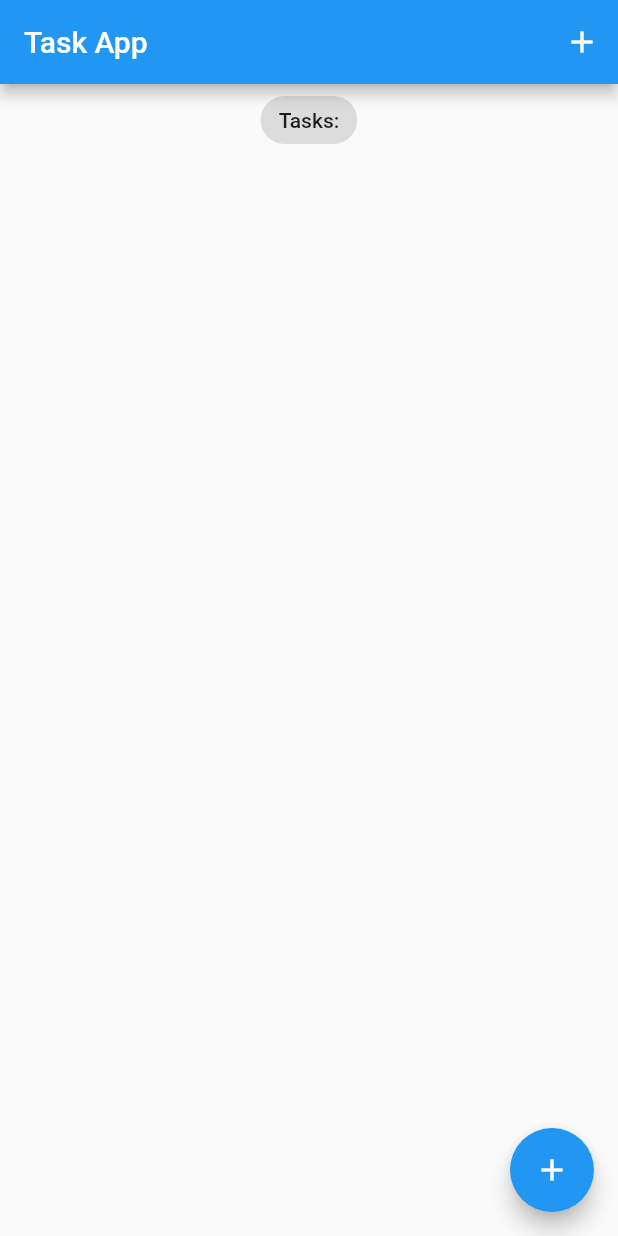
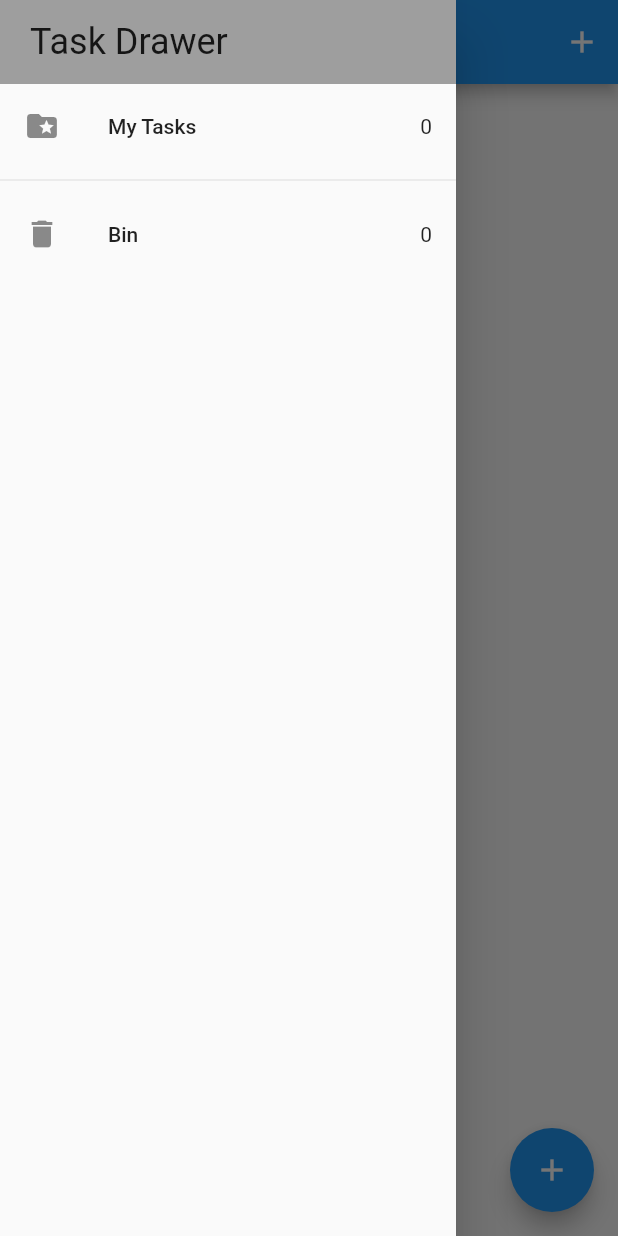
Before and after one commit to Messi002/Flutter-Task-app, a Flutter app: the screen it shows after launch, with the side drawer open (before the commit the screen has no drawer), on a phone screen of 412 x 824 dp. Run offline on Flutter 3.47's test engine with Material 2 defaults, Android fonts, the phone set to English and light mode, and no system bars; our stand-ins replace equatable, flutter_bloc, hydrated_bloc.

Commit message:
task app

```diff
--- a/lib/blocs/bloc/tasks_event.dart
+++ b/lib/blocs/bloc/tasks_event.dart
@@ -25,6 +25,16 @@ class CheckIfTaskIsDone extends TasksEvent {
   List<Object> get props => [task];
 }
 
+class RemoveTask extends TasksEvent {
+  final Task task;
+
+  const RemoveTask({required this.task});
+
+  @override
+  List<Object> get props => [task];
+}
+
+
 class DeleteTask extends TasksEvent {
   final Task task;
 
--- a/lib/blocs/bloc/tasks_state.dart
+++ b/lib/blocs/bloc/tasks_state.dart
@@ -5,22 +5,26 @@ part of 'tasks_bloc.dart';
 
 class TasksState extends Equatable {
   final List<Task> allTasks;
+  final List<Task> removedTasks;
   const TasksState({
     this.allTasks = const <Task>[],
+    this.removedTasks = const <Task>[],
   });
 
   @override
-  List<Object> get props => [allTasks];
+  List<Object> get props => [allTasks,removedTasks];
 
   Map<String, dynamic> toMap() {
     return <String, dynamic>{
       'allTasks': allTasks.map((x) => x.toMap()).toList(),
+      'removedTasks': removedTasks.map((x) => x.toMap()).toList(),
     };
   }
 
   factory TasksState.fromJson(Map<String, dynamic> map) {
     return TasksState(
       allTasks: List<Task>.from(map['allTasks'].map<Task>((x) => Task.fromJson(x as Map<String,dynamic>),),), //add ?.map<Task>
+      removedTasks: List<Task>.from(map['removedTasks'].map<Task>((x) => Task.fromJson(x as Map<String,dynamic>),),), //add ?.map<Task>
     );
   }
 
--- a/lib/main.dart
+++ b/lib/main.dart
@@ -2,19 +2,22 @@ import 'package:flutter/material.dart';
 import 'package:hydrated_bloc/hydrated_bloc.dart';
 import 'package:path_provider/path_provider.dart';
 import 'package:taskapp/screens/task_screen.dart';
+import 'package:taskapp/services/app.router.dart';
 
 import 'blocs/bloc_exports.dart';
 
 void main() async {
   WidgetsFlutterBinding.ensureInitialized();
-HydratedBloc.storage = await HydratedStorage.build(storageDirectory: await getApplicationDocumentsDirectory());
-  runApp(const MyApp());
+  HydratedBloc.storage = await HydratedStorage.build(
+      storageDirectory: await getApplicationDocumentsDirectory());
+  runApp( MyApp(appRouter: AppRouter(),));
 }
 
 class MyApp extends StatelessWidget {
-  const MyApp({super.key});
+  final AppRouter appRouter;
 
-  // This widget is the root of your application.
+  const MyApp({Key ? key, required this.appRouter}): super(key: key);
+
   @override
   Widget build(BuildContext context) {
     return BlocProvider(
@@ -25,6 +28,7 @@ class MyApp extends StatelessWidget {
           primarySwatch: Colors.blue,
         ),
         home: const TaskScreen(),
+        onGenerateRoute: appRouter.onGenerateRoute,
       ),
     );
   }
--- a/lib/models/task.dart
+++ b/lib/models/task.dart
@@ -1,25 +1,27 @@
-
 // ignore_for_file: public_member_api_docs, sort_constructors_first
 import 'package:equatable/equatable.dart';
+
 // ignore: must_be_immutable
-class Task extends Equatable{
+class Task extends Equatable {
   final String title;
-    bool? isDone;
-     bool? isDeleted;
+  final String id;
+  bool? isDone;
+  bool? isDeleted;
 
-  Task({required this.title, this.isDone, this.isDeleted})
-  {
+  Task({required this.title, required this.id,this.isDone, this.isDeleted}) {
     isDone = isDone ?? false;
     isDeleted = isDeleted ?? false;
   }
 
   Task copyWith({
     String? title,
+    String? id,
     bool? isDone,
     bool? isDeleted,
   }) {
     return Task(
       title: title ?? this.title,
+      id: id ?? this.id,
       isDone: isDone ?? this.isDone,
       isDeleted: isDeleted ?? this.isDeleted,
     );
@@ -28,6 +30,7 @@ class Task extends Equatable{
   Map<String, dynamic> toMap() {
     return <String, dynamic>{
       'title': title,
+      'id': id,
       'isDone': isDone,
       'isDeleted': isDeleted,
     };
@@ -36,13 +39,16 @@ class Task extends Equatable{
   factory Task.fromJson(Map<String, dynamic> json) {
     return Task(
       title: json['title'] as String, //json['title'] ?? ''
-      isDone: json['isDone'] != null ? json['isDone'] as bool : null, //json['isDone']
-      isDeleted: json['isDeleted'] != null ? json['isDeleted'] as bool : null, //json['isDeleted']
+      id: json['id'] as String, //json['title'] ?? ''
+      isDone: json['isDone'] != null
+          ? json['isDone'] as bool
+          : null, //json['isDone']
+      isDeleted: json['isDeleted'] != null
+          ? json['isDeleted'] as bool
+          : null, //json['isDeleted']
     );
   }
 
   @override
-  List<Object?> get props =>[title, isDeleted, isDone];
-
-
+  List<Object?> get props => [title, isDeleted, isDone,id];
 }
--- /dev/null
+++ b/lib/screens/my_drawer.dart
@@ -0,0 +1,55 @@
+import 'package:flutter/material.dart';
+import 'package:taskapp/blocs/bloc/tasks_bloc.dart';
+import 'package:taskapp/blocs/bloc_exports.dart';
+import 'package:taskapp/screens/recycle_bin.dart';
+import 'package:taskapp/screens/task_screen.dart';
+
+class MyDrawer extends StatelessWidget {
+  const MyDrawer({super.key});
+  static const id = 'my_drawer';
+
+  @override
+  Widget build(BuildContext context) {
+    return SafeArea(
+      child: Drawer(
+        child: Column(
+          children: [
+            Container(
+              width: double.infinity,
+              padding: const EdgeInsets.symmetric(vertical: 14, horizontal: 20),
+              color: Colors.grey,
+              child: Text(
+                'Task Drawer',
+                style: Theme.of(context).textTheme.headline5,
+              ),
+            ),
+            BlocBuilder<TasksBloc, TasksState>(builder: (context, state) {
+              return GestureDetector(
+                onTap: () => Navigator.of(context).pushNamed(TaskScreen.id),
+                child: ListTile(
+                  leading: const Icon(Icons.folder_special),
+                  title: const Text('My Tasks'),
+                  trailing: Text('${state.allTasks.length}'),
+                ),
+              );
+            }),
+            const Divider(),
+            BlocBuilder<TasksBloc, TasksState>(
+              builder: (context, state) {
+                  return GestureDetector(
+                    onTap: () => Navigator.of(context).pushNamed(RecycleBin.id),
+                    child:  ListTile(
+                      leading: const Icon(Icons.delete),
+                      title: const Text('Bin'),
+                      trailing: Text('${state.removedTasks.length}'),
+                    ),
+                  );
+
+              },
+            ),
+          ],
+        ),
+      ),
+    );
+  }
+}
--- a/lib/screens/task_screen.dart
+++ b/lib/screens/task_screen.dart
@@ -2,19 +2,19 @@ import 'package:flutter/material.dart';
 import 'package:taskapp/blocs/bloc_exports.dart';
 import 'package:taskapp/models/task.dart';
 import 'package:taskapp/screens/add_task_screen.dart';
+import 'package:taskapp/screens/my_drawer.dart';
 // import 'package:taskapp/models/task.dart';
 import 'package:taskapp/widgets/task_list.dart';
 
-
 class TaskScreen extends StatelessWidget {
-
   const TaskScreen({Key? key}) : super(key: key);
+  static const id = 'task_screen';
 
   void _addTask(BuildContext context) {
     showModalBottomSheet(
       context: context,
       builder: (context) {
-        return  SingleChildScrollView(
+        return SingleChildScrollView(
             child: Container(
           padding: EdgeInsets.only(
               bottom: MediaQuery.of(context).viewInsets.bottom,
@@ -33,17 +33,20 @@ class TaskScreen extends StatelessWidget {
       builder: (context, state) {
         final List<Task> taskList = state.allTasks;
         return Scaffold(
+          drawer: const MyDrawer(),
           appBar: AppBar(
             title: const Text('Task App'),
             actions: [
-              IconButton(onPressed: () => _addTask(context), icon: const Icon(Icons.add))
+              IconButton(
+                  onPressed: () => _addTask(context),
+                  icon: const Icon(Icons.add))
             ],
           ),
           body: Column(
             crossAxisAlignment: CrossAxisAlignment.center,
             children: [
-              const Center(
-                child: Chip(label: Text('Tasks:')),
+              Center(
+                child: Chip(label: Text('${state.allTasks.length} Tasks')),
               ),
               TaskList(taskList: taskList)
             ],
--- /dev/null
+++ b/lib/widgets/task_tile.dart
@@ -0,0 +1,38 @@
+import 'dart:developer';
+
+import 'package:flutter/material.dart';
+import 'package:taskapp/blocs/bloc_exports.dart';
+import 'package:taskapp/models/task.dart';
+
+class TaskTile extends StatelessWidget {
+  const TaskTile({
+    Key? key,
+    required this.task,
+  }) : super(key: key);
+
+  final Task task;
+  void _removeOrDeleteTask(BuildContext context, Task task) {
+    task.isDeleted!
+        ? context.read<TasksBloc>().add(DeleteTask(task: task))
+        : context.read<TasksBloc>().add(RemoveTask(task: task));
+  }
+
+  @override
+  Widget build(BuildContext context) {
+    return ListTile(
+      title: Text(
+        task.title,
+        style: TextStyle(
+            decoration: task.isDone! ? TextDecoration.lineThrough : null),
+      ),
+      trailing: Checkbox(
+        value: task.isDone,
+        onChanged: !task.isDeleted! ? (value) {
+          log('$value');
+          context.read<TasksBloc>().add(CheckIfTaskIsDone(task: task));
+        } : null,
+      ),
+      onTap: () => _removeOrDeleteTask(context, task),
+    );
+  }
+}
```
Also changed, not shown: lib/blocs/bloc/tasks_bloc.dart (+20 -4 lines), lib/screens/add_task_screen.dart (+8 -1 lines), lib/screens/recycle_bin.dart (added, +39 -0 lines), lib/services/app.router.dart (added, +16 -0 lines), lib/services/guid_gen.dart (added, +28 -0 lines), lib/widgets/task_list.dart (+2 -12 lines), 1 other file. Lines whose indentation alone changed are shown as unchanged.
